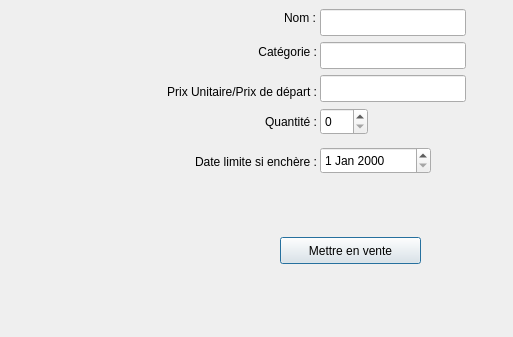
This is code/EMarche/DialogAjouterVente.ui in DecolleAnais/E-March- as Qt 5 draws it before an edit; both pictures show x 0 to 513 and y 113 to 450 of the 689 by 450 pixel window. The edited form follows.
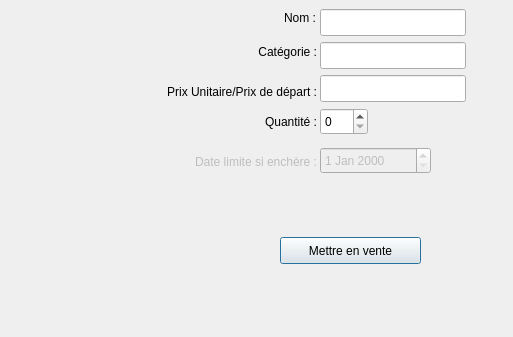
This is the edited form.

The edit to the form file:
```diff
--- a/code/EMarche/DialogAjouterVente.ui
+++ b/code/EMarche/DialogAjouterVente.ui
@@ -162,6 +162,9 @@
    </property>
   </widget>
   <widget class="QLabel" name="labelDateLimite">
+   <property name="enabled">
+    <bool>false</bool>
+   </property>
    <property name="geometry">
     <rect>
      <x>116</x>
@@ -194,6 +197,9 @@
    </attribute>
   </widget>
   <widget class="QDateEdit" name="valDateLimite">
+   <property name="enabled">
+    <bool>false</bool>
+   </property>
    <property name="geometry">
     <rect>
      <x>320</x>
```
Left out of the diff: 35 changed lines with no effect on the pictures.
